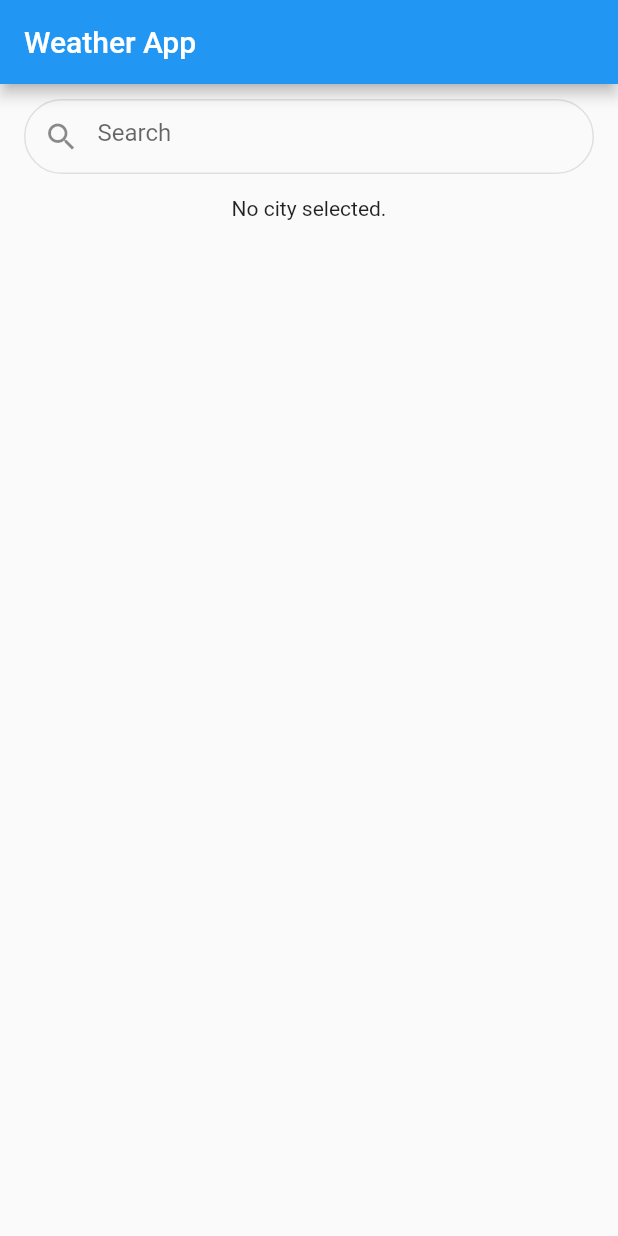
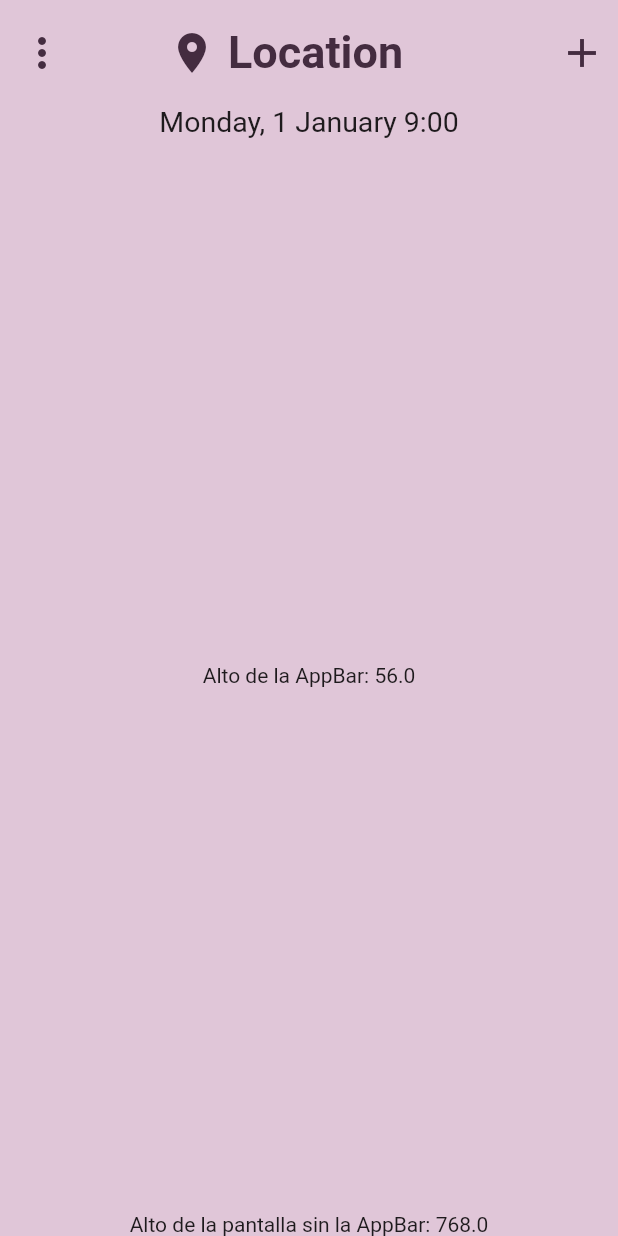
Before and after one commit to gaazpio/Prueba-Tecnica-Bondy, a Flutter app: the screen it shows after launch, on a phone screen of 412 x 824 dp. Run offline on Flutter 3.47's test engine with Material 2 defaults, Android fonts, the light colour scheme and no system bars; our stand-ins replace equatable, get.

Commit message:
appbar creada

```diff
--- a/lib/views/weather_view.dart
+++ b/lib/views/weather_view.dart
@@ -8,15 +8,58 @@ class WeatherView extends StatelessWidget {
 
   @override
   Widget build(BuildContext context) {
-    // Initialize weather controller
+    Color colorAppLet= Color.fromRGBO(68, 44, 64, 1.0);
+    Color colorFondo= Color.fromRGBO(224, 198, 216, 1.0);
     final weatherController = Get.put(WeatherController());
+
+    Size screenSize = MediaQuery.of(context).size;
+    double screenWidth = screenSize.width;
+    double appBarHeight = AppBar().preferredSize.height;
+    double screenHeightWithoutAppBar = MediaQuery.of(context).size.height - appBarHeight;
 
     return Scaffold(
       appBar: AppBar(
-        title: const Text("Weather App"),
+        backgroundColor: colorFondo,
+        elevation: 0,
+        toolbarHeight: 70,
+        title:Row(
+          children: [
+            SizedBox(width: 40),
+            Icon(Icons.location_on,size: 32,color: colorAppLet,),
+            SizedBox(width: 8), // Espacio entre el ícono y el texto
+          Text("Location",style: TextStyle(color: colorAppLet,fontSize: 30,fontWeight: FontWeight.bold),),
+          ],
         ),
-      body: SingleChildScrollView(
+        leading: IconButton(
+          icon: Icon(Icons.more_vert,size: 32,color: colorAppLet,), // Icono de prefijo
+          onPressed: () {
+          },
+        ),
+        actions: <Widget>[
+        IconButton(
+        icon: Icon(Icons.add,size: 32,color: colorAppLet,), // Icono de sufijo
+        onPressed: () {
+          // Acción al hacer clic en el icono de sufijo
+        },
+      ),
+            ],
+        ),
+      body: Container(
+        width: screenWidth,
+        color: colorFondo,
+        margin: EdgeInsets.fromLTRB(0, 0, 0, 0),
         child: Column(
+          mainAxisAlignment: MainAxisAlignment.spaceBetween,
+          children: [
+            Text("Monday, 1 January 9:00",style: TextStyle(fontSize: 19),),
+            Text('Alto de la AppBar: $appBarHeight'),
+            Text('Alto de la pantalla sin la AppBar: $screenHeightWithoutAppBar'),
+          ],
+        ),
+      ),
+    );
+
+          /*Column(
             children: [
               const SizedBox(height: 10),
               Container(
@@ -65,8 +108,6 @@ class WeatherView extends StatelessWidget {
                 ),
               ),
             ],
-        ),
-      ),
-    );
+          ),*/
   }
 }
```
Lines whose indentation alone changed are shown as unchanged.
